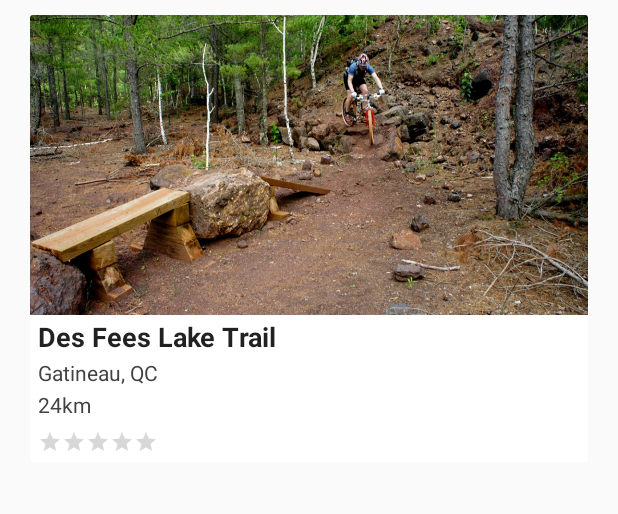
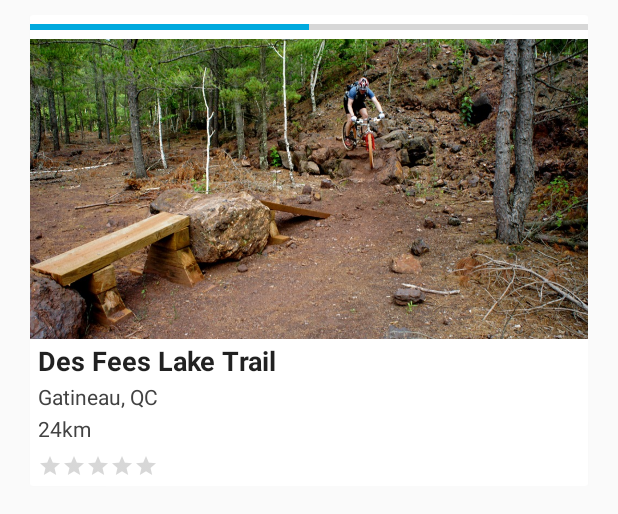
Before and after one commit to ToluwaniO/Hikr, an Android app: the layout discover_card.xml on its own in the app's theme, with its tools: preview values and no code run, on a phone screen of 412 x 824 dp. Shown: the top 514 px of the screen. Run offline under Robolectric (Android 15) with nearby library versions, the phone set to English and light mode, and no system bars.

Commit message:
Added image progress bar

```diff
--- a/app/src/main/res/layout/discover_card.xml
+++ b/app/src/main/res/layout/discover_card.xml
@@ -16,6 +16,13 @@
         android:layout_width="match_parent"
         android:layout_height="match_parent"
         android:orientation="vertical">
+
+        <ProgressBar
+            android:id="@+id/discover_image_loader"
+            style="?android:attr/progressBarStyleHorizontal"
+            android:layout_width="match_parent"
+            android:layout_height="wrap_content"
+            android:progress="50" />
 
         <ImageView
             android:id="@+id/dicover_location_image"
```
